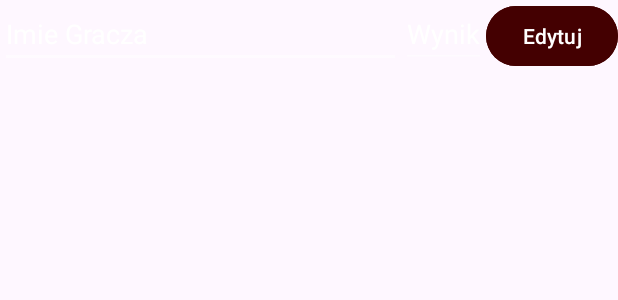
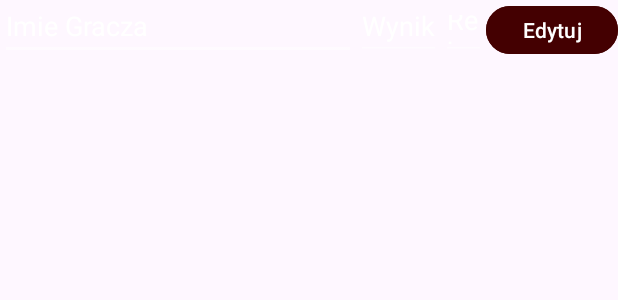
Before and after one commit to PejperO/PokerCalculator, an Android app: the layout player_item.xml on its own in the app's theme, with its tools: preview values and no code run, on a phone screen of 412 x 824 dp. Shown: the top 300 px of the screen. Run offline under Robolectric (Android 15) with nearby library versions, the phone set to English and light mode, and no system bars.

Commit message:
Rebuy Added

```diff
--- a/app/build.gradle.kts
+++ b/app/build.gradle.kts
@@ -39,6 +39,8 @@ dependencies {
     implementation(libs.material)
     implementation(libs.androidx.activity)
     implementation(libs.androidx.constraintlayout)
+    implementation(libs.androidx.room.common)
+    implementation(libs.androidx.room.ktx)
     testImplementation(libs.junit)
     androidTestImplementation(libs.androidx.junit)
     androidTestImplementation(libs.androidx.espresso.core)
--- a/app/src/main/AndroidManifest.xml
+++ b/app/src/main/AndroidManifest.xml
@@ -14,6 +14,7 @@
         tools:targetApi="31">
         <activity
             android:name=".MainActivity"
+            android:screenOrientation="portrait"
             android:exported="true">
             <intent-filter>
                 <action android:name="android.intent.action.MAIN" />
--- a/app/src/main/res/layout/player_item.xml
+++ b/app/src/main/res/layout/player_item.xml
@@ -1,38 +1,48 @@
 <?xml version="1.0" encoding="utf-8"?>
 <LinearLayout xmlns:android="http://schemas.android.com/apk/res/android"
     android:layout_width="match_parent"
-    android:layout_height="wrap_content"
+    android:layout_height="40dp"
     android:orientation="horizontal"
     android:padding="0dp">
 
     <EditText
         android:id="@+id/editTextPlayerName"
-        android:layout_width="0dp"
+        android:layout_width="wrap_content"
+        android:layout_height="match_parent"
         android:layout_weight="1"
-        android:layout_height="wrap_content"
+        android:backgroundTint="@color/transparent_white"
         android:hint="Imie Gracza"
+        android:textColor="@android:color/white"
         android:textColorHint="@android:color/white"
-        android:textColor="@android:color/white"
-        android:textSize="18sp"
-        android:backgroundTint="@color/transparent_white"/>
+        android:textSize="18sp" />
 
     <EditText
         android:id="@+id/editTextPlayerBalance"
         android:layout_width="wrap_content"
-        android:layout_height="wrap_content"
+        android:layout_height="match_parent"
+        android:backgroundTint="@color/transparent_white"
         android:hint="Wynik"
+        android:inputType="numberSigned|numberDecimal"
+        android:textColor="@android:color/white"
         android:textColorHint="@android:color/white"
+        android:textSize="18sp" />
+
+    <EditText
+        android:id="@+id/editTextPlayerRebuy"
+        android:layout_width="30dp"
+        android:layout_height="match_parent"
+        android:backgroundTint="@color/transparent_white"
+        android:hint="Rebuy"
         android:textColor="@android:color/white"
-        android:textSize="18sp"
-        android:backgroundTint="@color/transparent_white"
-        android:inputType="numberSigned|numberDecimal"/>
+        android:textColorHint="@android:color/white"
+        android:textSize="18sp" />
 
     <Button
         android:id="@+id/buttonEdit"
         android:layout_width="wrap_content"
-        android:layout_height="wrap_content"
+        android:layout_height="match_parent"
+        android:backgroundTint="@color/dark_red"
         android:text="Edytuj"
-        android:textSize="14sp"
-        android:backgroundTint="@color/dark_red"
-        android:textColor="@android:color/white"/>
+        android:textColor="@android:color/white"
+        android:textSize="14sp" />
 </LinearLayout>
--- a/gradle/libs.versions.toml
+++ b/gradle/libs.versions.toml
@@ -9,6 +9,8 @@ appcompat = "1.6.1"
 material = "1.11.0"
 activity = "1.8.0"
 constraintlayout = "2.1.4"
+roomCommon = "2.6.1"
+roomKtx = "2.6.1"
 
 [libraries]
 androidx-core-ktx = { group = "androidx.core", name = "core-ktx", version.ref = "coreKtx" }
@@ -19,6 +21,8 @@ androidx-appcompat = { group = "androidx.appcompat", name = "appcompat", version
 material = { group = "com.google.android.material", name = "material", version.ref = "material" }
 androidx-activity = { group = "androidx.activity", name = "activity", version.ref = "activity" }
 androidx-constraintlayout = { group = "androidx.constraintlayout", name = "constraintlayout", version.ref = "constraintlayout" }
+androidx-room-common = { group = "androidx.room", name = "room-common", version.ref = "roomCommon" }
+androidx-room-ktx = { group = "androidx.room", name = "room-ktx", version.ref = "roomKtx" }
 
 [plugins]
 androidApplication = { id = "com.android.application", version.ref = "agp" }
```
Also changed, not shown: app/src/main/java/com/example/pokercalculator/MainActivity.kt (+22 -17 lines), app/src/main/java/com/example/pokercalculator/PlayerAdapter.kt (+18 -6 lines), app/src/main/res/layout/activity_main.xml (+2 -14 lines), 2 other files.
